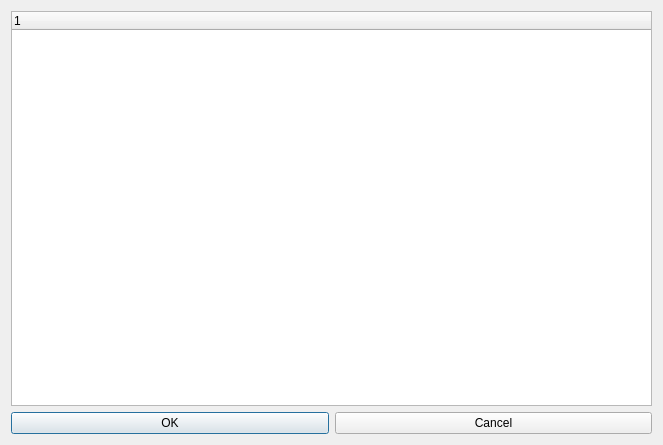
lineCode/Client-2, file libmonocleclient/browsefileswindow.ui: the form before one commit.
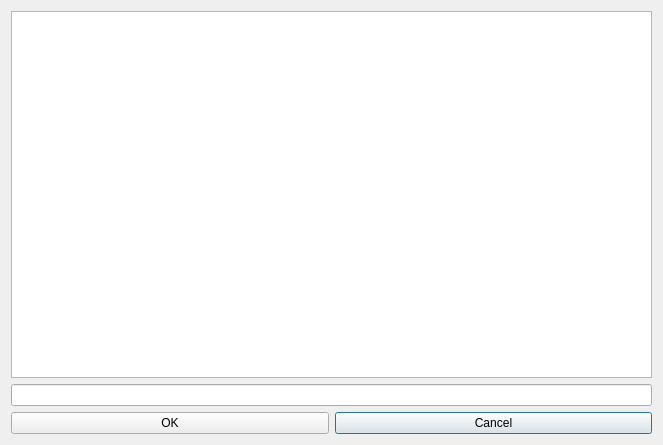
The form after the commit. Custom widgets are drawn as their Qt base class.

```diff
--- a/libmonocleclient/browsefileswindow.ui
+++ b/libmonocleclient/browsefileswindow.ui
@@ -16,27 +16,44 @@
   <layout class="QGridLayout" name="gridLayout_2">
    <item row="0" column="0">
     <layout class="QGridLayout" name="gridLayout">
-     <item row="1" column="0">
-      <widget class="QPushButton" name="buttonok">
-       <property name="text">
-        <string>OK</string>
+     <item row="0" column="0" colspan="2">
+      <widget class="BrowseFilesTree" name="treebrowsefiles">
+       <property name="editTriggers">
+        <set>QAbstractItemView::NoEditTriggers</set>
        </property>
+       <attribute name="headerVisible">
+        <bool>false</bool>
+       </attribute>
       </widget>
      </item>
-     <item row="1" column="1">
+     <item row="2" column="1">
       <widget class="QPushButton" name="buttoncancel">
        <property name="text">
         <string>Cancel</string>
        </property>
       </widget>
      </item>
-     <item row="0" column="0" colspan="2">
-      <widget class="QTreeWidget" name="treefiles"/>
+     <item row="2" column="0">
+      <widget class="QPushButton" name="buttonok">
+       <property name="text">
+        <string>OK</string>
+       </property>
+      </widget>
+     </item>
+     <item row="1" column="0" colspan="2">
+      <widget class="QLineEdit" name="lineEdit"/>
      </item>
     </layout>
    </item>
   </layout>
  </widget>
+ <customwidgets>
+  <customwidget>
+   <class>BrowseFilesTree</class>
+   <extends>QTreeWidget</extends>
+   <header>monocleclient/browsefilestree.h</header>
+  </customwidget>
+ </customwidgets>
  <resources/>
  <connections/>
 </ui>
```
Left out of the diff: 2 changed lines with no effect on the pictures.
